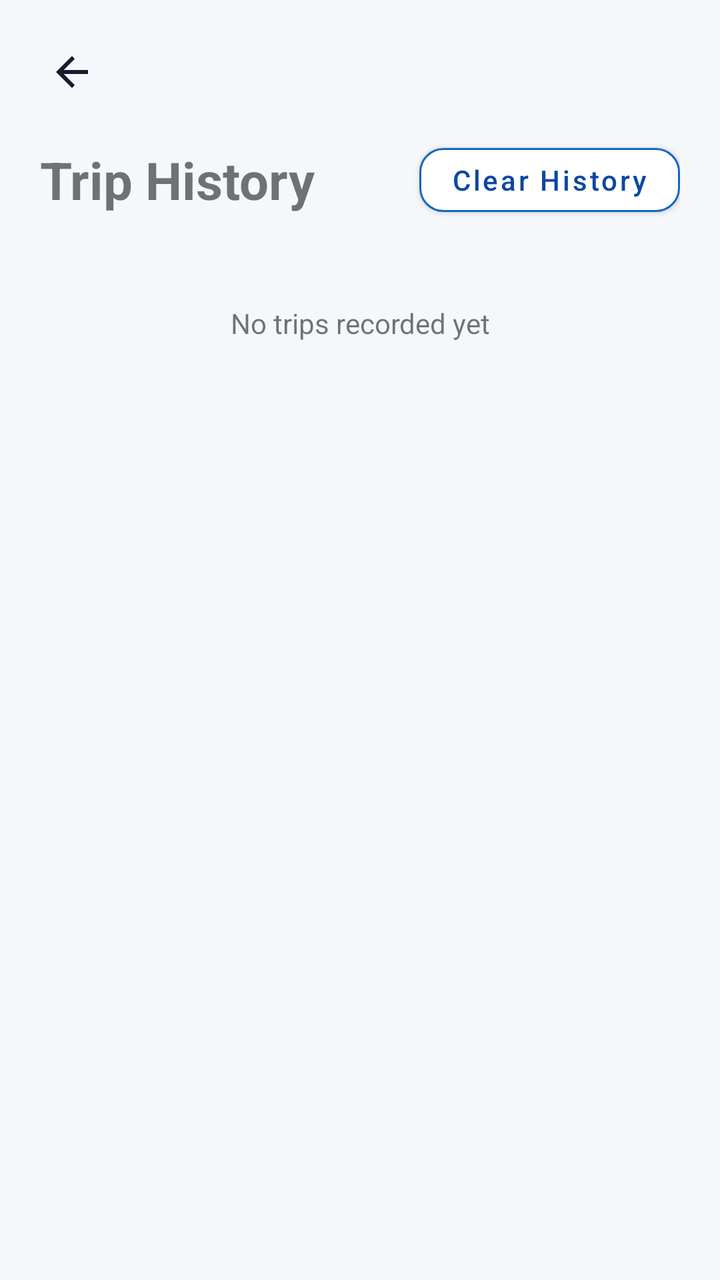
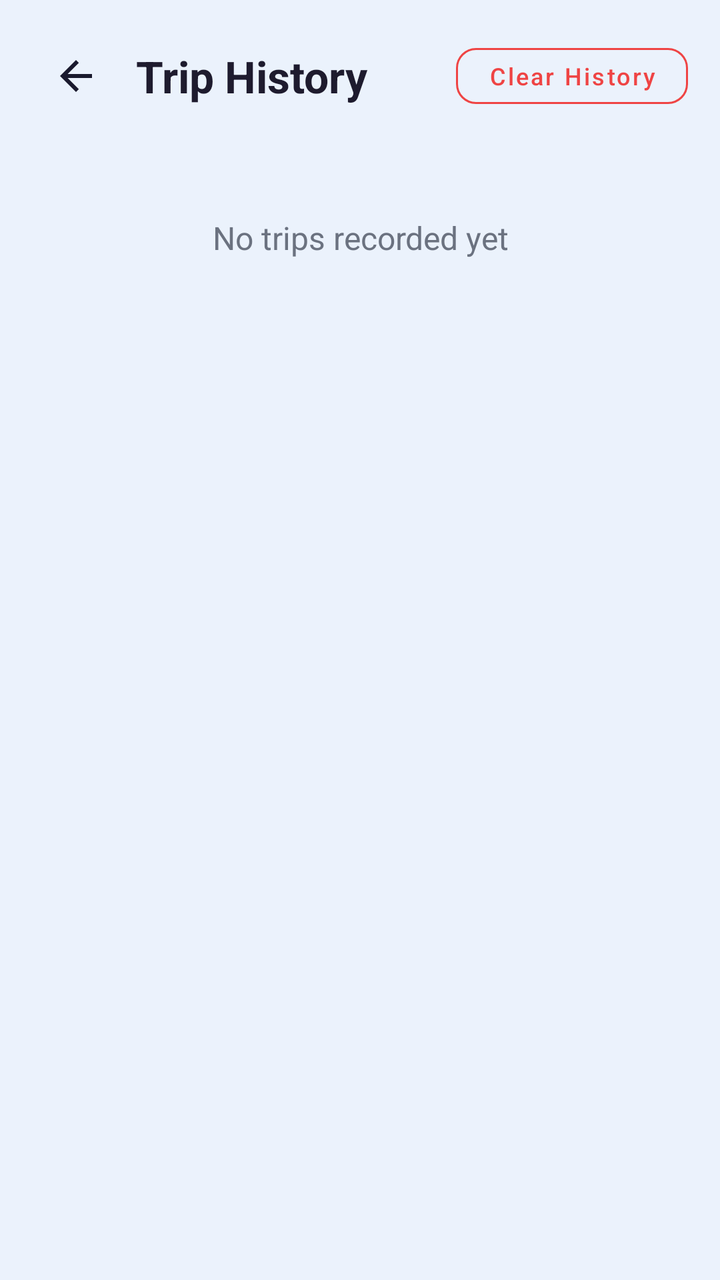

An Android layout rendered at two revisions. The XML below is the earlier revision; the diff shows what the commit changed to produce the second picture.
<!-- AndroidManifest.xml: application theme AppTheme -->
<!-- res/layout/activity_trip_history.xml -->
<?xml version="1.0" encoding="utf-8"?>
<LinearLayout xmlns:android="http://schemas.android.com/apk/res/android"
    xmlns:app="http://schemas.android.com/apk/res-auto"
    android:layout_width="match_parent" android:layout_height="match_parent"
    android:orientation="vertical" android:padding="12dp">
    <ImageButton android:id="@+id/btn_back" android:layout_width="48dp" android:layout_height="48dp" android:layout_gravity="top|start" android:background="?attr/selectableItemBackgroundBorderless" android:contentDescription="Back" android:src="@drawable/ic_back"/>
    <LinearLayout android:layout_width="match_parent" android:layout_height="wrap_content" android:gravity="center_vertical" android:layout_margin="8dp">
        <TextView android:layout_width="0dp" android:layout_height="wrap_content" android:layout_weight="1" android:text="@string/trip_history" android:textSize="26sp" android:textStyle="bold"/>
        <com.google.android.material.button.MaterialButton android:id="@+id/btn_clear_history"
            android:layout_width="wrap_content" android:layout_height="44dp"
            android:text="Clear History" android:textAllCaps="false"
            android:textColor="@color/colorPrimaryDark" android:textSize="14sp"
            app:backgroundTint="@color/colorSurface"
            app:strokeColor="@color/colorPrimary" app:strokeWidth="1dp"
            app:cornerRadius="12dp"/>
    </LinearLayout>
    <TextView android:id="@+id/tv_empty" android:layout_width="match_parent" android:layout_height="wrap_content" android:gravity="center" android:padding="32dp" android:text="@string/no_trips_yet"/>
    <androidx.recyclerview.widget.RecyclerView android:id="@+id/rv_trips" android:layout_width="match_parent" android:layout_height="0dp" android:layout_weight="1"/>
</LinearLayout>
<!-- resources referenced by this layout -->
<resources>
  <color name="colorPrimary">#1565C0</color>
  <color name="colorPrimaryDark">#0D47A1</color>
  <color name="colorSurface">#FFFFFF</color>
  <!-- drawable ic_back (drawable) -->
  <vector xmlns:android="http://schemas.android.com/apk/res/android"
      android:width="24dp"
      android:height="24dp"
      android:viewportWidth="24"
      android:viewportHeight="24">
      <path
          android:fillColor="#1A1A2E"
          android:pathData="M20,11H7.83l5.59,-5.59L12,4l-8,8 8,8 1.41,-1.41L7.83,13H20v-2z"/>
  </vector>
  <string name="no_trips_yet">No trips recorded yet</string>
  <string name="trip_history">Trip History</string>
  <style name="AppTheme" parent="Theme.MaterialComponents.Light.NoActionBar">
          <item name="colorPrimary">@color/colorPrimary</item>
          <item name="colorPrimaryDark">@color/colorPrimaryDark</item>
          <item name="colorAccent">@color/colorAccent</item>
          <item name="android:windowBackground">@color/colorBackground</item>
          <item name="android:statusBarColor">@color/colorPrimaryDark</item>
      </style>
  <color name="colorAccent">#00ACC1</color>
  <color name="colorBackground">#F5F7FA</color>
</resources>

<!-- the commit's change to res/layout/activity_trip_history.xml (unified diff, before → after) -->
@@ -1,19 +1,67 @@
 <?xml version="1.0" encoding="utf-8"?>
 <LinearLayout xmlns:android="http://schemas.android.com/apk/res/android"
     xmlns:app="http://schemas.android.com/apk/res-auto"
-    android:layout_width="match_parent" android:layout_height="match_parent"
-    android:orientation="vertical" android:padding="12dp">
-    <ImageButton android:id="@+id/btn_back" android:layout_width="48dp" android:layout_height="48dp" android:layout_gravity="top|start" android:background="?attr/selectableItemBackgroundBorderless" android:contentDescription="Back" android:src="@drawable/ic_back"/>
-    <LinearLayout android:layout_width="match_parent" android:layout_height="wrap_content" android:gravity="center_vertical" android:layout_margin="8dp">
-        <TextView android:layout_width="0dp" android:layout_height="wrap_content" android:layout_weight="1" android:text="@string/trip_history" android:textSize="26sp" android:textStyle="bold"/>
-        <com.google.android.material.button.MaterialButton android:id="@+id/btn_clear_history"
-            android:layout_width="wrap_content" android:layout_height="44dp"
-            android:text="Clear History" android:textAllCaps="false"
-            android:textColor="@color/colorPrimaryDark" android:textSize="14sp"
-            app:backgroundTint="@color/colorSurface"
-            app:strokeColor="@color/colorPrimary" app:strokeWidth="1dp"
-            app:cornerRadius="12dp"/>
+    android:layout_width="match_parent"
+    android:layout_height="match_parent"
+    android:background="@color/colorBackground"
+    android:orientation="vertical"
+    android:padding="16dp">
+
+    
+    <LinearLayout
+        android:layout_width="match_parent"
+        android:layout_height="wrap_content"
+        android:gravity="center_vertical"
+        android:orientation="horizontal">
+
+        <ImageButton
+            android:id="@+id/btn_back"
+            android:layout_width="44dp"
+            android:layout_height="44dp"
+            android:background="?attr/selectableItemBackgroundBorderless"
+            android:contentDescription="Back"
+            android:src="@drawable/ic_back" />
+
+        <TextView
+            android:layout_width="0dp"
+            android:layout_height="wrap_content"
+            android:layout_marginStart="8dp"
+            android:layout_weight="1"
+            android:text="@string/trip_history"
+            android:textColor="@color/colorTextPrimary"
+            android:textSize="22sp"
+            android:textStyle="bold" />
+
+        <com.google.android.material.button.MaterialButton
+            android:id="@+id/btn_clear_history"
+            style="@style/Widget.MaterialComponents.Button.OutlinedButton"
+            android:layout_width="wrap_content"
+            android:layout_height="40dp"
+            android:text="Clear History"
+            android:textAllCaps="false"
+            android:textColor="@color/colorSeverityHigh"
+            android:textSize="12sp"
+            app:cornerRadius="10dp"
+            app:strokeColor="@color/colorSeverityHigh"
+            app:strokeWidth="1dp" />
     </LinearLayout>
-    <TextView android:id="@+id/tv_empty" android:layout_width="match_parent" android:layout_height="wrap_content" android:gravity="center" android:padding="32dp" android:text="@string/no_trips_yet"/>
-    <androidx.recyclerview.widget.RecyclerView android:id="@+id/rv_trips" android:layout_width="match_parent" android:layout_height="0dp" android:layout_weight="1"/>
+
+    <TextView
+        android:id="@+id/tv_empty"
+        android:layout_width="match_parent"
+        android:layout_height="wrap_content"
+        android:gravity="center"
+        android:padding="48dp"
+        android:text="@string/no_trips_yet"
+        android:textColor="@color/colorTextSecondary"
+        android:textSize="16sp" />
+
+    <androidx.recyclerview.widget.RecyclerView
+        android:id="@+id/rv_trips"
+        android:layout_width="match_parent"
+        android:layout_height="0dp"
+        android:layout_marginTop="8dp"
+        android:layout_weight="1"
+        android:clipToPadding="false"
+        android:paddingBottom="16dp" />
 </LinearLayout>
<!-- resource entries referenced after the edit -->
@@ -1,8 +1,7 @@
 <!-- resources referenced by this layout -->
 <resources>
-  <color name="colorPrimary">#1565C0</color>
-  <color name="colorPrimaryDark">#0D47A1</color>
-  <color name="colorSurface">#FFFFFF</color>
+  <color name="colorPrimary">#1E1B2E</color>
+  <color name="colorPrimaryDark">#141122</color>
   <!-- drawable ic_back (drawable) -->
   <vector xmlns:android="http://schemas.android.com/apk/res/android"
       android:width="24dp"
@@ -20,9 +19,13 @@
           <item name="colorPrimaryDark">@color/colorPrimaryDark</item>
           <item name="colorAccent">@color/colorAccent</item>
           <item name="android:windowBackground">@color/colorBackground</item>
-          <item name="android:statusBarColor">@color/colorPrimaryDark</item>
+          <item name="android:statusBarColor">@color/colorBackground</item>
+          <item name="android:windowLightStatusBar">true</item>
       </style>
-  <color name="colorAccent">#00ACC1</color>
-  <color name="colorBackground">#F5F7FA</color>
+  <color name="colorAccent">#8B5CF6</color>
+  <color name="colorBackground">#EBF2FC</color>
+  <color name="colorSeverityHigh">#EF4444</color>
+  <color name="colorTextPrimary">#1E1B2E</color>
+  <color name="colorTextSecondary">#6B7280</color>
 </resources>
 
